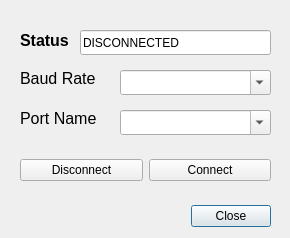
Old version of the form code/gui/serialbox.ui in the repository uwnrg/minotaur-cpp.
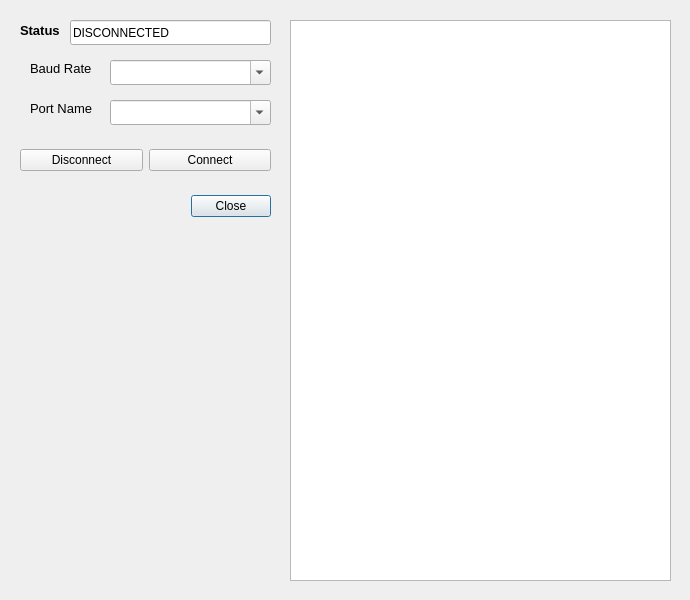
New version of the form.

```diff
--- a/code/gui/serialbox.ui
+++ b/code/gui/serialbox.ui
@@ -6,10 +6,16 @@
    <rect>
     <x>0</x>
     <y>0</y>
-    <width>290</width>
-    <height>238</height>
+    <width>690</width>
+    <height>600</height>
    </rect>
   </property>
+  <property name="minimumSize">
+   <size>
+    <width>690</width>
+    <height>600</height>
+   </size>
+  </property>
   <property name="windowTitle">
    <string>Serial Port Config</string>
   </property>
@@ -17,7 +23,7 @@
    <property name="geometry">
     <rect>
      <x>10</x>
-     <y>200</y>
+     <y>190</y>
      <width>261</width>
      <height>32</height>
     </rect>
@@ -36,14 +42,14 @@
    <property name="geometry">
     <rect>
      <x>20</x>
-     <y>30</y>
+     <y>20</y>
      <width>71</width>
      <height>21</height>
     </rect>
    </property>
    <property name="font">
     <font>
-     <pointsize>12</pointsize>
+     <pointsize>10</pointsize>
      <weight>75</weight>
      <bold>true</bold>
      <kerning>true</kerning>
@@ -56,9 +62,9 @@
   <widget class="QLineEdit" name="serial_status">
    <property name="geometry">
     <rect>
-     <x>80</x>
-     <y>30</y>
-     <width>191</width>
+     <x>70</x>
+     <y>20</y>
+     <width>201</width>
      <height>25</height>
     </rect>
    </property>
@@ -79,15 +85,15 @@
   <widget class="QLabel" name="port_name_label">
    <property name="geometry">
     <rect>
-     <x>20</x>
-     <y>110</y>
+     <x>30</x>
+     <y>100</y>
      <width>81</width>
      <height>17</height>
     </rect>
    </property>
    <property name="font">
     <font>
-     <pointsize>12</pointsize>
+     <pointsize>10</pointsize>
     </font>
    </property>
    <property name="text">
@@ -97,15 +103,15 @@
   <widget class="QLabel" name="baud_rate_label">
    <property name="geometry">
     <rect>
-     <x>20</x>
-     <y>70</y>
+     <x>30</x>
+     <y>60</y>
      <width>81</width>
      <height>17</height>
     </rect>
    </property>
    <property name="font">
     <font>
-     <pointsize>12</pointsize>
+     <pointsize>10</pointsize>
     </font>
    </property>
    <property name="text">
@@ -115,9 +121,9 @@
   <widget class="QComboBox" name="serial_combo_box">
    <property name="geometry">
     <rect>
-     <x>120</x>
-     <y>110</y>
-     <width>151</width>
+     <x>110</x>
+     <y>100</y>
+     <width>161</width>
      <height>25</height>
     </rect>
    </property>
@@ -132,7 +138,7 @@
    <property name="geometry">
     <rect>
      <x>20</x>
-     <y>150</y>
+     <y>140</y>
      <width>251</width>
      <height>41</height>
     </rect>
@@ -157,9 +163,9 @@
   <widget class="QComboBox" name="baud_combo_box">
    <property name="geometry">
     <rect>
-     <x>120</x>
-     <y>70</y>
-     <width>151</width>
+     <x>110</x>
+     <y>60</y>
+     <width>161</width>
      <height>25</height>
     </rect>
    </property>
@@ -170,6 +176,16 @@
     <enum>QComboBox::InsertAtTop</enum>
    </property>
   </widget>
+  <widget class="QPlainTextEdit" name="serial_display">
+   <property name="geometry">
+    <rect>
+     <x>290</x>
+     <y>20</y>
+     <width>381</width>
+     <height>561</height>
+    </rect>
+   </property>
+  </widget>
  </widget>
  <resources/>
  <connections/>
```
Left out of the diff: 2 changed lines with no effect on the pictures.
